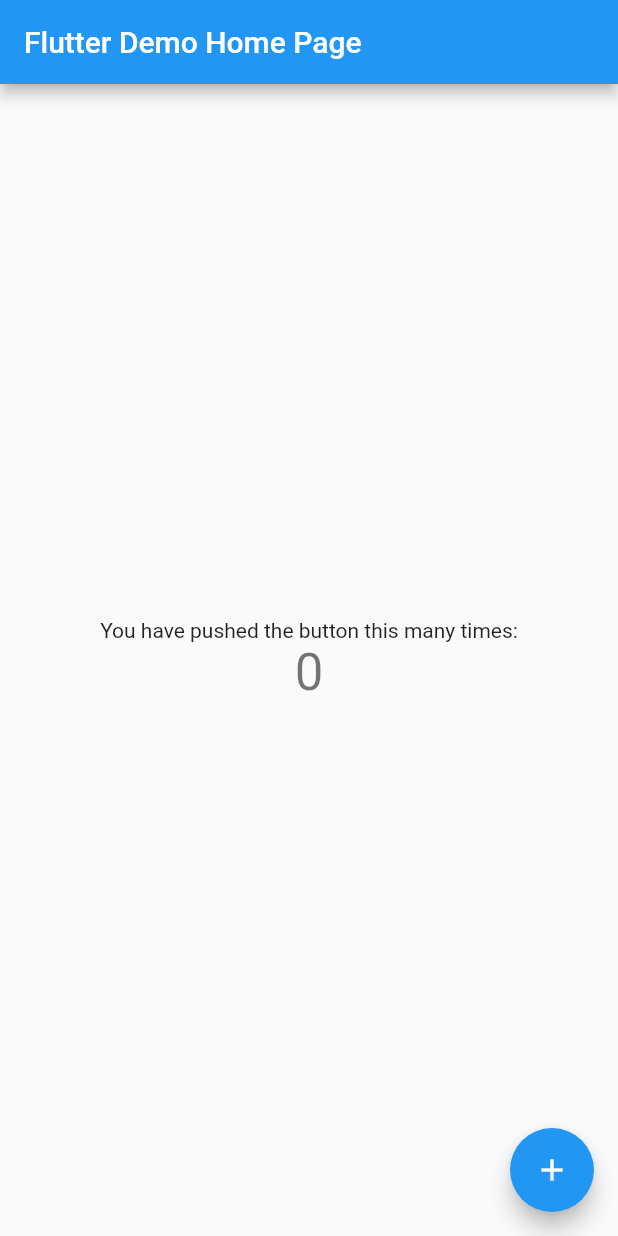
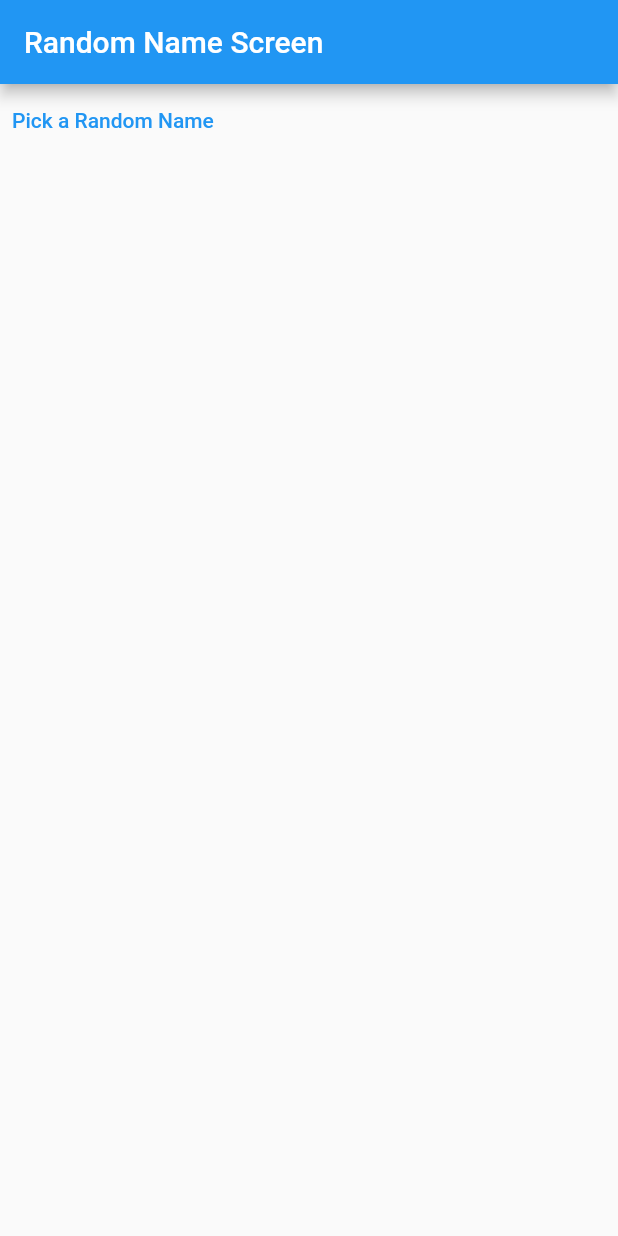
Before and after one commit to kode-mafia008/zapasibloc, a Flutter app: the screen it shows after launch, on a phone screen of 412 x 824 dp. Run offline on Flutter 3.47's test engine with Material 2 defaults, Android fonts, the phone set to English and light mode, and no system bars; our stand-ins replace bloc.

Commit message:
- Please enter the commit message for your changes. Lines starting  - with ' -' will be ignored, and an empty message aborts the commit.  -  - On branch testing  - Changes to be committed:  -	new file:   .vscode/launch.json  -	modified:   lib/app.dart  -	new file:   lib/cubits/names_cubit/names_cubit.dart  -	new file:   lib/screens/random_name.dart  -	modified:   test/widget_test.dart  -

```diff
--- a/lib/app.dart
+++ b/lib/app.dart
@@ -1,4 +1,5 @@
 import 'package:flutter/material.dart';
+import 'screens/random_name.dart';
 
 class MyApp extends StatelessWidget {
   const MyApp({Key? key}) : super(key: key);
@@ -6,58 +7,11 @@ class MyApp extends StatelessWidget {
   @override
   Widget build(BuildContext context) {
     return MaterialApp(
-      title: 'Flutter Demo',
+      title: 'Flutter Bloc',
       theme: ThemeData(
         primarySwatch: Colors.blue,
       ),
-      home: const MyHomePage(title: 'Flutter Demo Home Page'),
+      home: const RandomNamesScreen(),
     );
   }
 }
-
-class MyHomePage extends StatefulWidget {
-  const MyHomePage({Key? key, required this.title}) : super(key: key);
-
-  final String title;
-
-  @override
-  State<MyHomePage> createState() => _MyHomePageState();
-}
-
-class _MyHomePageState extends State<MyHomePage> {
-  int _counter = 0;
-
-  void _incrementCounter() {
-    setState(() {
-      _counter++;
-    });
-  }
-
-  @override
-  Widget build(BuildContext context) {
-    return Scaffold(
-      appBar: AppBar(
-        title: Text(widget.title),
-      ),
-      body: Center(
-        child: Column(
-          mainAxisAlignment: MainAxisAlignment.center,
-          children: <Widget>[
-            const Text(
-              'You have pushed the button this many times:',
-            ),
-            Text(
-              '$_counter',
-              style: Theme.of(context).textTheme.headline4,
-            ),
-          ],
-        ),
-      ),
-      floatingActionButton: FloatingActionButton(
-        onPressed: _incrementCounter,
-        tooltip: 'Increment',
-        child: const Icon(Icons.add),
-      ),
-    );
-  }
-}
--- /dev/null
+++ b/lib/cubits/names_cubit/names_cubit.dart
@@ -0,0 +1,9 @@
+import 'package:bloc/bloc.dart';
+import 'package:zapasibloc/screens/random_name.dart';
+
+class NamesCubit extends Cubit<String?> {
+  NamesCubit() : super(null);
+
+  void pickRandomName() => emit(names.getRandomElement());
+
+}
--- /dev/null
+++ b/lib/screens/random_name.dart
@@ -0,0 +1,72 @@
+import 'package:flutter/material.dart';
+import 'dart:math' as math show Random;
+
+import 'package:zapasibloc/cubits/names_cubit/names_cubit.dart';
+
+const names = [
+  'Foo',
+  'Bar',
+  'Baz',
+];
+
+// Gives a random element from an iterable
+extension RandomElement<T> on Iterable<T> {
+  T getRandomElement() => elementAt(math.Random().nextInt(length));
+}
+
+class RandomNamesScreen extends StatefulWidget {
+  const RandomNamesScreen({
+    Key? key,
+  }) : super(key: key);
+
+  @override
+  State<RandomNamesScreen> createState() => _RandomNamesScreenState();
+}
+
+class _RandomNamesScreenState extends State<RandomNamesScreen> {
+  late final NamesCubit cubit;
+
+  @override
+  void initState() {
+    super.initState();
+    cubit = NamesCubit();
+  }
+
+  @override
+  Widget build(BuildContext context) {
+    return Scaffold(
+      appBar: AppBar(
+        title: const Text('Random Name Screen'),
+      ),
+      body: StreamBuilder<String?>(
+        stream: cubit.stream,
+        builder: (BuildContext context, AsyncSnapshot snapshot) {
+          final button = TextButton(
+              onPressed: () => cubit.pickRandomName(),
+              child: const Text('Pick a Random Name'));
+          switch (snapshot.connectionState) {
+            case ConnectionState.none:
+              return button;
+            case ConnectionState.waiting:
+              return button;
+            case ConnectionState.active:
+              return Column(
+                children: [
+                  Text(snapshot.data ?? ''),
+                  button,
+                ],
+              );
+            case ConnectionState.done:
+              return const SizedBox();
+          }
+        },
+      ),
+    );
+  }
+
+  @override
+  void dispose() {
+    super.dispose();
+    cubit.close();
+  }
+}
```
Also changed, not shown: 1 other file.
